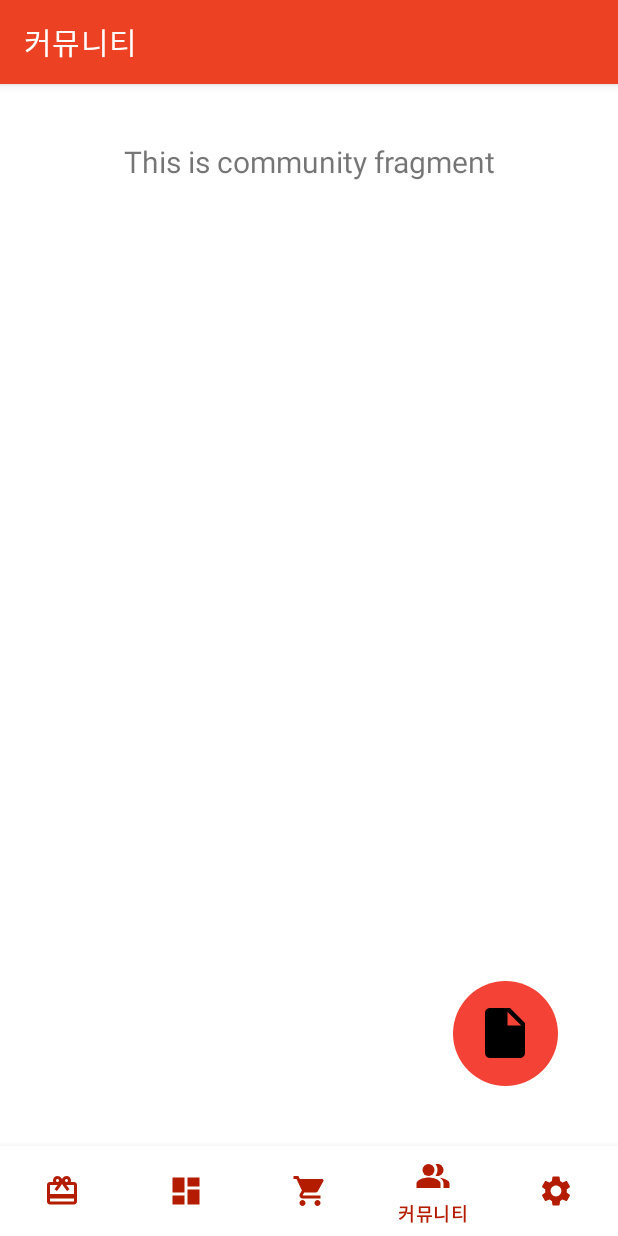
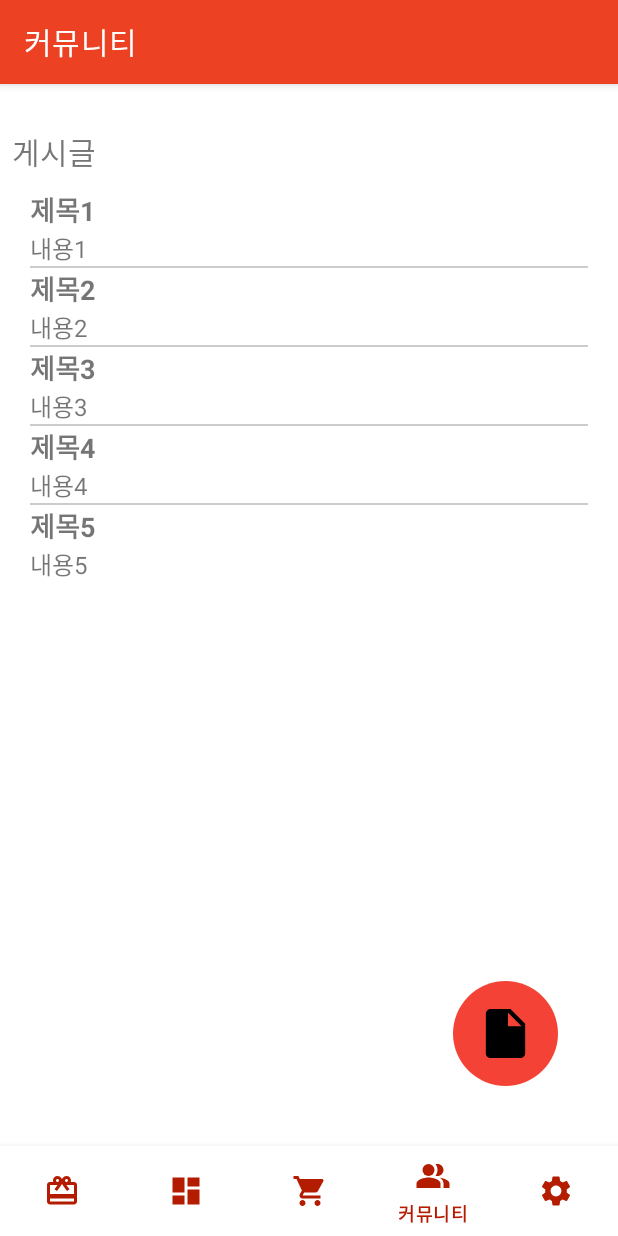
Before and after one commit to HealthCatcher/HealthHola-Android, an Android app: the CommunityFragment screen opened through its navigation route, on a phone screen of 412 x 824 dp. Run offline under Robolectric (Android 15) with nearby library versions, the phone set to English and light mode, and no system bars; our stand-ins replace navigation-ui.

Commit message:
feat: 게시글 작성 기능 추가

```diff
--- a/app/src/main/java/com/hsfa/hearur_android/mainactivity/ui/community/CommunityFragment.java
+++ b/app/src/main/java/com/hsfa/hearur_android/mainactivity/ui/community/CommunityFragment.java
@@ -1,31 +1,69 @@
 package com.hsfa.hearur_android.mainactivity.ui.community;
 
+import android.graphics.Color;
+import android.graphics.Typeface;
 import android.os.Bundle;
+import android.util.TypedValue;
 import android.view.LayoutInflater;
 import android.view.View;
 import android.view.ViewGroup;
+import android.widget.Button;
+import android.widget.ImageButton;
+import android.widget.LinearLayout;
+import android.widget.ScrollView;
 import android.widget.TextView;
 
 import androidx.annotation.NonNull;
 import androidx.fragment.app.Fragment;
+import androidx.fragment.app.FragmentTransaction;
 import androidx.lifecycle.ViewModelProvider;
 
+import com.hsfa.hearur_android.R;
 import com.hsfa.hearur_android.databinding.FragmentCommunityBinding;
+import com.hsfa.hearur_android.dto.Post;
+
+import java.util.List;
 
 public class CommunityFragment extends Fragment {
     private FragmentCommunityBinding binding;
+    private CommunityViewModel viewModel;
 
+    @Override
+    public void onCreate(Bundle savedInstanceState) {
+        super.onCreate(savedInstanceState);
+        viewModel = new ViewModelProvider(this).get(CommunityViewModel.class);
+    }
+
+    @Override
     public View onCreateView(@NonNull LayoutInflater inflater,
                              ViewGroup container, Bundle savedInstanceState) {
-        CommunityViewModel communityViewModel =
-                new ViewModelProvider(this).get(CommunityViewModel.class);
 
         binding = FragmentCommunityBinding.inflate(inflater, container, false);
         View root = binding.getRoot();
 
-        final TextView textView = binding.textCommunity;
-        communityViewModel.getText().observe(getViewLifecycleOwner(), textView::setText);
+        viewModel.fetchPostList();
+        observeViewModel();
+
+        ImageButton buttonAddPost = binding.buttonAddPost;
+        buttonAddPost.setOnClickListener(new View.OnClickListener() {
+            @Override
+            public void onClick(View v) {
+                binding.communityLayout.removeAllViews();
+                FragmentTransaction transaction = getActivity().getSupportFragmentManager().beginTransaction();
+                transaction.replace(R.id.community_layout, new PostFragment());
+                transaction.addToBackStack(null);
+                transaction.commit();
+            }
+        });
         return root;
+    }
+
+    private void observeViewModel() {
+        viewModel.getPostList().observe(getViewLifecycleOwner(), posts -> {
+            if (posts != null) {
+                displayPosts(posts); // 게시물 목록을 UI에 표시하는 메서드 호출
+            }
+        });
     }
 
     @Override
@@ -33,4 +71,48 @@ public class CommunityFragment extends Fragment {
         super.onDestroyView();
         binding = null;
     }
+
+    private void displayPosts(List<Post> posts) {
+        LinearLayout container = binding.postList;
+        for (Post post : posts) {
+            // LinearLayout을 동적으로 생성
+            LinearLayout postLayout = new LinearLayout(requireContext());
+            postLayout.setLayoutParams(new LinearLayout.LayoutParams(
+                    LinearLayout.LayoutParams.MATCH_PARENT,
+                    LinearLayout.LayoutParams.WRAP_CONTENT));
+            postLayout.setOrientation(LinearLayout.VERTICAL);
+
+            // 제목 TextView 생성 및 설정
+            TextView titleTextView = new TextView(requireContext());
+            titleTextView.setLayoutParams(new LinearLayout.LayoutParams(
+                    LinearLayout.LayoutParams.MATCH_PARENT,
+                    LinearLayout.LayoutParams.WRAP_CONTENT));
+            titleTextView.setText(post.getTitle());
+            titleTextView.setTextSize(TypedValue.COMPLEX_UNIT_SP, 18);
+            titleTextView.setTypeface(null, Typeface.BOLD);
+            postLayout.addView(titleTextView);
+
+            // 내용 TextView 생성 및 설정
+            TextView contentTextView = new TextView(requireContext());
+            contentTextView.setLayoutParams(new LinearLayout.LayoutParams(
+                    LinearLayout.LayoutParams.MATCH_PARENT,
+                    LinearLayout.LayoutParams.WRAP_CONTENT));
+            contentTextView.setText(post.getContent());
+            contentTextView.setTextSize(TypedValue.COMPLEX_UNIT_SP, 16);
+            postLayout.addView(contentTextView);
+
+            // 생성한 LinearLayout을 컨테이너에 추가
+            container.addView(postLayout);
+
+            // 각 게시물 사이에 구분선 추가 (옵션)
+            if (posts.indexOf(post) < posts.size() - 1) {
+                View divider = new View(requireContext());
+                divider.setLayoutParams(new LinearLayout.LayoutParams(
+                        LinearLayout.LayoutParams.MATCH_PARENT,
+                        2)); // 구분선의 높이 설정
+                divider.setBackgroundColor(Color.LTGRAY);
+                container.addView(divider);
+            }
+        }
+    }
 }
--- a/app/src/main/java/com/hsfa/hearur_android/mainactivity/ui/community/CommunityViewModel.java
+++ b/app/src/main/java/com/hsfa/hearur_android/mainactivity/ui/community/CommunityViewModel.java
@@ -4,16 +4,29 @@ import androidx.lifecycle.LiveData;
 import androidx.lifecycle.MutableLiveData;
 import androidx.lifecycle.ViewModel;
 
+import com.hsfa.hearur_android.dto.Post;
+
+import java.util.List;
+
 public class CommunityViewModel extends ViewModel {
 
-    private final MutableLiveData<String> mText;
+    private final MutableLiveData<List<Post>> posts;
 
     public CommunityViewModel() {
-        mText = new MutableLiveData<>();
-        mText.setValue("This is community fragment");
+        posts = new MutableLiveData<>();
     }
 
-    public LiveData<String> getText() {
-        return mText;
+    public void fetchPostList() {
+        posts.setValue(List.of(
+                new Post("제목1", "내용1"),
+                new Post("제목2", "내용2"),
+                new Post("제목3", "내용3"),
+                new Post("제목4", "내용4"),
+                new Post("제목5", "내용5")
+        ));
+    }
+
+    public LiveData<List<Post>> getPostList() {
+        return posts;
     }
 }
--- a/app/src/main/res/layout/fragment_community.xml
+++ b/app/src/main/res/layout/fragment_community.xml
@@ -5,6 +5,7 @@
     android:layout_width="match_parent"
     android:layout_height="match_parent"
     android:layout_marginBottom="60dp"
+    android:id="@+id/community_layout"
     tools:context=".mainactivity.ui.community.CommunityFragment">
 
     <TextView
@@ -12,23 +13,25 @@
         android:layout_width="match_parent"
         android:layout_height="wrap_content"
         android:layout_marginStart="8dp"
-        android:layout_marginTop="8dp"
+        android:layout_marginTop="0dp"
         android:layout_marginEnd="8dp"
-        android:textAlignment="center"
         android:textSize="20sp"
+        android:text="게시글"
         app:layout_constraintEnd_toEndOf="parent"
         app:layout_constraintStart_toStartOf="parent"
         app:layout_constraintTop_toTopOf="parent" />
 
     <ScrollView
-        android:id="@+id/scrollView2"
         android:layout_width="match_parent"
         android:layout_height="0dp"
+        android:layout_marginTop="10dp"
         app:layout_constraintBottom_toBottomOf="parent"
         app:layout_constraintEnd_toEndOf="parent"
         app:layout_constraintHorizontal_bias="0.0"
         app:layout_constraintStart_toStartOf="parent"
         app:layout_constraintTop_toBottomOf="@+id/text_community"
+        android:layout_marginStart="20dp"
+        android:layout_marginEnd="20dp"
         app:layout_constraintVertical_bias="1.0">
 
         <LinearLayout
@@ -38,21 +41,19 @@
             android:orientation="vertical" />
     </ScrollView>
 
-    <FrameLayout
+    <ImageButton
         android:id="@+id/button_add_post"
         android:layout_width="70dp"
         android:layout_height="70dp"
+        android:layout_gravity="center"
+        android:layout_marginEnd="40dp"
         android:layout_marginBottom="40dp"
-        android:layout_marginEnd="40dp"
         android:background="@drawable/button_rounded"
+        android:src="@drawable/baseline_insert_drive_file_24"
+        android:padding="15dp"
+        android:scaleType="fitCenter"
         app:layout_constraintBottom_toBottomOf="parent"
-        app:layout_constraintEnd_toEndOf="parent">
-
-        <ImageView
-            android:layout_width="40dp"
-            android:layout_height="40dp"
-            android:layout_gravity="center"
-            android:src="@drawable/baseline_insert_drive_file_24" />
-    </FrameLayout>
+        app:layout_constraintEnd_toEndOf="parent"
+        />
 
 </androidx.constraintlayout.widget.ConstraintLayout>
```
Also changed, not shown: app/src/main/res/layout/fragment_community_post.xml (added, +36 -0 lines).
